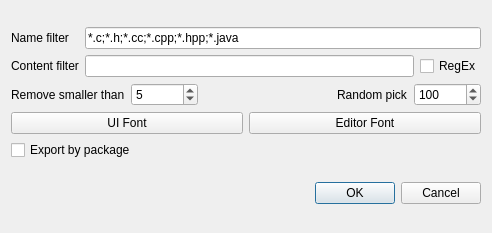
First picture: the form in DlgSettings.ui, repository congchenutd/commentextractor, before the edit.
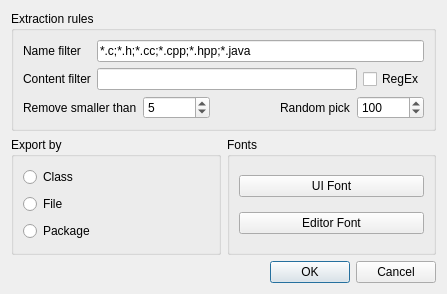
Second picture: the form after the edit.

Patch:
```diff
--- a/DlgSettings.ui
+++ b/DlgSettings.ui
@@ -6,15 +6,19 @@
    <rect>
     <x>0</x>
     <y>0</y>
-    <width>492</width>
-    <height>233</height>
+    <width>447</width>
+    <height>294</height>
    </rect>
   </property>
   <property name="windowTitle">
    <string>Settings</string>
   </property>
-  <layout class="QVBoxLayout" name="verticalLayout">
-   <item>
+  <layout class="QGridLayout" name="gridLayout_2">
+   <item row="0" column="0" colspan="2">
+    <widget class="QGroupBox" name="groupBox_3">
+     <property name="title">
+      <string>Extraction rules</string>
+     </property>
     <layout class="QGridLayout" name="gridLayout">
      <item row="0" column="0">
       <widget class="QLabel" name="label">
@@ -102,8 +106,57 @@
        </item>
       </layout>
      </item>
-     <item row="3" column="0" colspan="2">
-      <layout class="QHBoxLayout" name="horizontalLayout_2">
+     </layout>
+    </widget>
+   </item>
+   <item row="1" column="0">
+    <widget class="QGroupBox" name="groupBox">
+     <property name="sizePolicy">
+      <sizepolicy hsizetype="Expanding" vsizetype="Preferred">
+       <horstretch>0</horstretch>
+       <verstretch>0</verstretch>
+      </sizepolicy>
+     </property>
+     <property name="title">
+      <string>Export by</string>
+     </property>
+     <layout class="QVBoxLayout" name="verticalLayout">
+      <item>
+       <widget class="QRadioButton" name="radioClass">
+        <property name="text">
+         <string>Class</string>
+        </property>
+       </widget>
+      </item>
+      <item>
+       <widget class="QRadioButton" name="radioFile">
+        <property name="text">
+         <string>File</string>
+        </property>
+       </widget>
+      </item>
+      <item>
+       <widget class="QRadioButton" name="radioPackage">
+        <property name="text">
+         <string>Package</string>
+        </property>
+       </widget>
+      </item>
+     </layout>
+    </widget>
+   </item>
+   <item row="1" column="1">
+    <widget class="QGroupBox" name="groupBox_2">
+     <property name="sizePolicy">
+      <sizepolicy hsizetype="Expanding" vsizetype="Preferred">
+       <horstretch>0</horstretch>
+       <verstretch>0</verstretch>
+      </sizepolicy>
+     </property>
+     <property name="title">
+      <string>Fonts</string>
+     </property>
+     <layout class="QVBoxLayout" name="verticalLayout_2">
        <item>
         <widget class="QPushButton" name="btUIFont">
          <property name="text">
@@ -119,21 +172,9 @@
         </widget>
        </item>
       </layout>
-     </item>
-     <item row="4" column="0" colspan="2">
-      <layout class="QHBoxLayout" name="horizontalLayout_4">
-       <item>
-        <widget class="QCheckBox" name="checkByPackage">
-         <property name="text">
-          <string>Export by package</string>
-         </property>
-        </widget>
-       </item>
-      </layout>
-     </item>
-    </layout>
-   </item>
-   <item>
+    </widget>
+   </item>
+   <item row="2" column="1">
     <widget class="QDialogButtonBox" name="buttonBox">
      <property name="orientation">
       <enum>Qt::Horizontal</enum>
```
Lines whose indentation alone changed are shown as unchanged.
